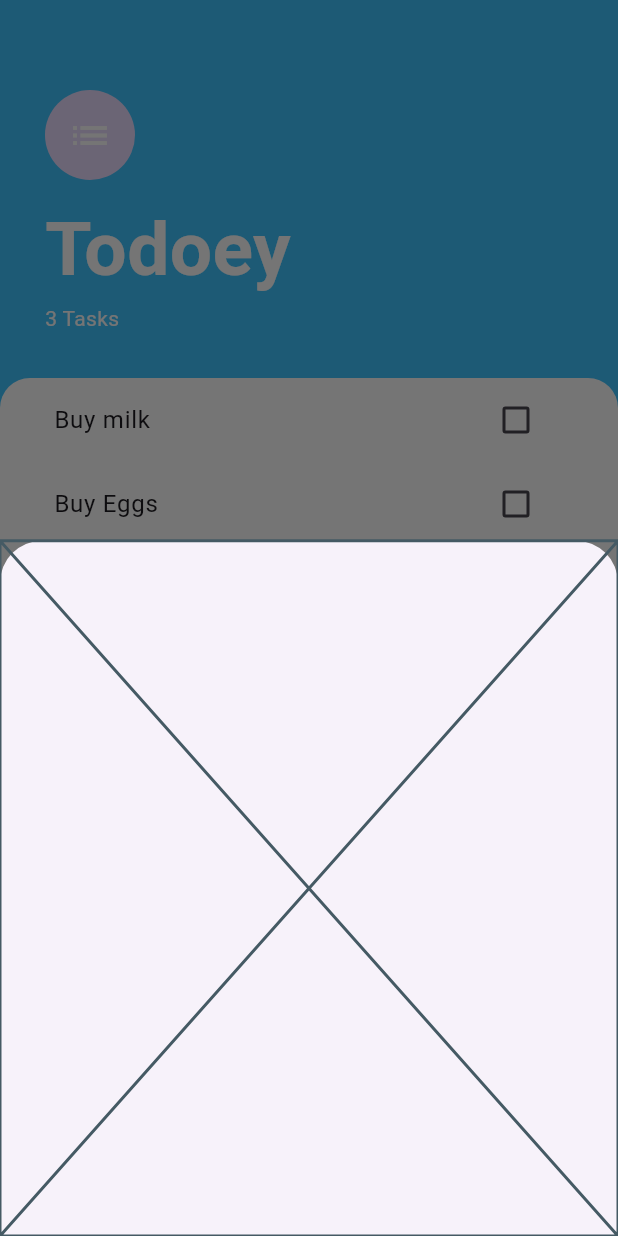
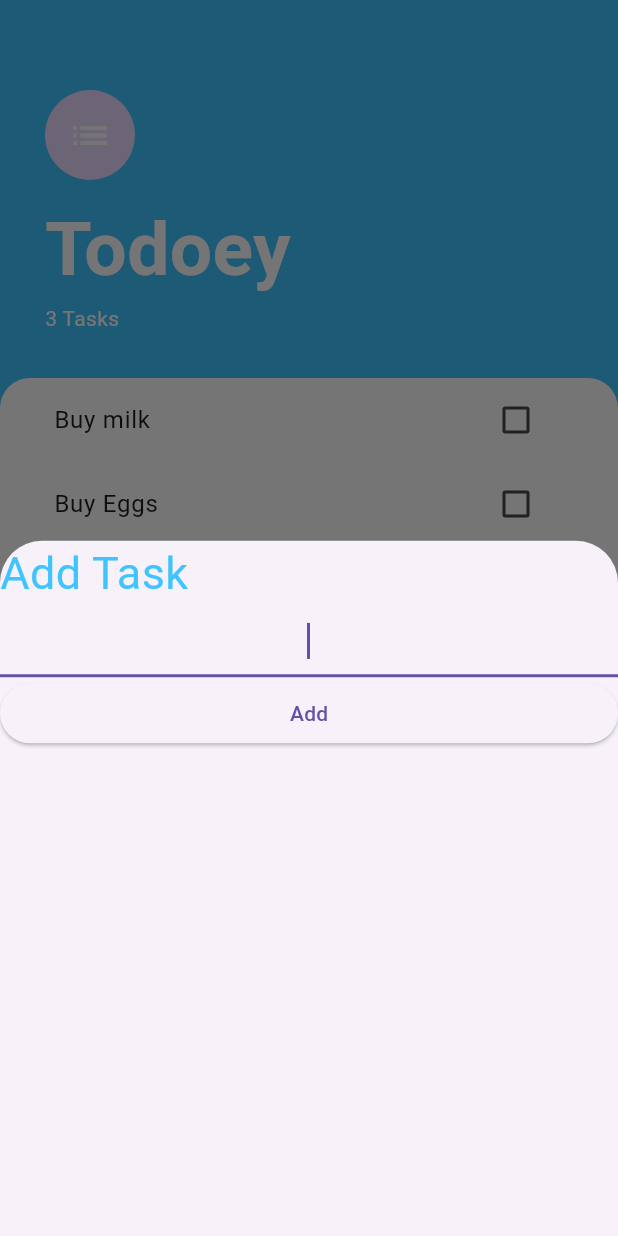
Before and after one commit to prakkritti1999/todoey_project, a Flutter app: the screen it shows after launch, after a tap on the "add" icon, on a phone screen of 412 x 824 dp. Run offline on Flutter 3.47's test engine with Material 3 defaults, Android fonts, the phone set to English and light mode, and no system bars.

Commit message:
fianl project commit

```diff
--- a/lib/models/tasks_data.dart
+++ b/lib/models/tasks_data.dart
@@ -1,13 +1,36 @@
+import 'dart:collection';
+
 import 'package:flutter/material.dart';
 import 'package:todoey_project/models/tasks.dart';
 
 class TaskData extends ChangeNotifier{
-  List<Task> ListOfTasks = [
+  List<Task> _ListOfTasks = [
     Task(name: 'Buy milk'),
     Task(name: 'Buy Eggs'),
     Task(name: 'Buy Groceries')
   ];
   int get taskCount{
-    return ListOfTasks.length;
+    return _ListOfTasks.length;
+  }
+
+  UnmodifiableListView<Task> get tasks{
+    return UnmodifiableListView(_ListOfTasks);
+  }
+
+  void addTask(String newTaskTitle){
+    final task = Task(name: newTaskTitle);
+    _ListOfTasks.add(task);
+    notifyListeners();
+
+  }
+
+  void updateTask(Task task){
+    task.toggleDone();
+    notifyListeners();
+  }
+
+  void deleteTask(Task task){
+    _ListOfTasks.remove(task);
+    notifyListeners();
   }
 }
--- a/lib/screens/add_task_screen.dart
+++ b/lib/screens/add_task_screen.dart
@@ -1,8 +1,11 @@
 import 'package:flutter/material.dart';
+import 'package:provider/provider.dart';
+import 'package:todoey_project/models/tasks.dart';
+import 'package:todoey_project/models/tasks_data.dart';
 
 class AddTasksScreen extends StatelessWidget {
-  AddTasksScreen(this.addTaskCallback);
-  final Function(String?) addTaskCallback;
+  // AddTasksScreen(this.addTaskCallback);
+  // final Function(String?) addTaskCallback;
 
   String newTaskTitle = "Go to Gym";
 
@@ -24,7 +27,13 @@ class AddTasksScreen extends StatelessWidget {
             newTaskTitle = newText;
           },
         ),
-        ElevatedButton(onPressed: addTaskCallback(newTaskTitle), child: Text("Add"))
+        ElevatedButton(onPressed: (){
+          final task = Task(name: newTaskTitle);
+          Provider.of<TaskData>(context).addTask(newTaskTitle);
+          Navigator.pop(context);
+        },
+        child: Text("Add"))
+        //ElevatedButton(onPressed: addTaskCallback(newTaskTitle), child: Text("Add"))
       ],),
     );
   }
--- a/lib/screens/homePage.dart
+++ b/lib/screens/homePage.dart
@@ -28,7 +28,7 @@ class _TasksScreenState extends State<TasksScreen> {
       floatingActionButton: FloatingActionButton(
         child: Icon(Icons.add),
         onPressed: (){
-          showModalBottomSheet(context: context, builder: (context)=>Placeholder());
+          showModalBottomSheet(context: context, builder: (context)=>AddTasksScreen());
         },
         shape: CircleBorder(),
         backgroundColor: Colors.lightBlueAccent,
@@ -59,7 +59,7 @@ class _TasksScreenState extends State<TasksScreen> {
                   fontSize: 50,
                   fontWeight: FontWeight.w700
                 ),),
-                Text('${Provider.of<TaskData>(context).ListOfTasks.length} Tasks', style: TextStyle(color: Colors.white))
+                Text('${Provider.of<TaskData>(context).tasks.length} Tasks', style: TextStyle(color: Colors.white))
               ],
             ),
           ),
--- a/lib/widgets/task_list.dart
+++ b/lib/widgets/task_list.dart
@@ -37,13 +37,17 @@ class TasksList extends StatelessWidget {
           //     widget.tasks[index].toggleDone();
           //   });
           // }
-          taskTitle: taskData.ListOfTasks[index].name,
-          isChecked: taskData.ListOfTasks[index].isDone,
+          taskTitle: taskData.tasks[index].name,
+          isChecked: taskData.tasks[index].isDone,
           checkboxCallback: (checkboxState){
             // setState(() {
             //   Provider.of<TaskData>(context).ListOfTasks[index].toggleDone();
             // });
+            taskData.updateTask(taskData.tasks[index]);
           },
+          longPressCallBack: (){
+            taskData.deleteTask(taskData.tasks[index]);
+          }
         );
       },
       itemCount: taskData.taskCount,
--- a/lib/widgets/task_tile.dart
+++ b/lib/widgets/task_tile.dart
@@ -5,11 +5,13 @@ class TaskTile extends StatelessWidget {
   final bool isChecked;
   final String taskTitle;
   final Function(bool?) checkboxCallback;
-  TaskTile({required this.isChecked, required this.taskTitle, required this.checkboxCallback});
+  final Function()? longPressCallBack;
+  TaskTile({required this.isChecked, required this.taskTitle, required this.checkboxCallback, required this.longPressCallBack});
 
   @override
   Widget build(BuildContext context) {
     return ListTile(
+      onLongPress: longPressCallBack,
       title: Text(
         taskTitle,
         style: TextStyle(
```
